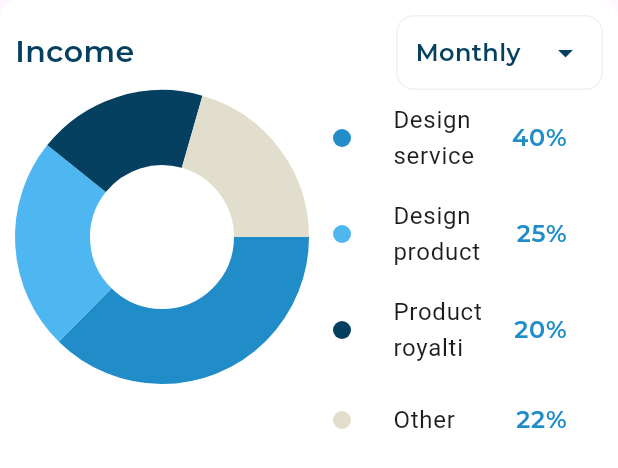
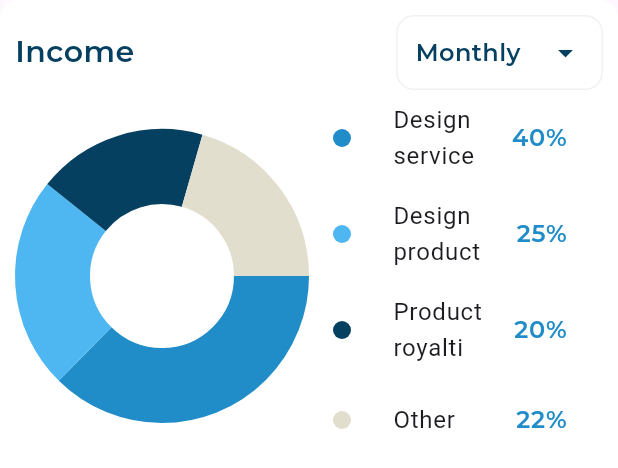
Before and after one commit to SeifRashedd/Responsive_creadit_card_app, a Flutter app: the IncomeSection widget shown alone on an empty page, opened directly, on a phone screen of 412 x 824 dp. Shown: the top 468 px of the screen. Run offline on Flutter 3.47's test engine with Material 3 defaults, Android fonts, the light colour scheme and no system bars; drawn by our look-alikes of fl_chart; our stand-ins replace expandable_page_view, flutter_svg, gap; project files that could hold a hidden picture were left out.

Commit message:
finsh tablet layout

```diff
--- a/lib/layouts/dashbord_tablet_layout.dart
+++ b/lib/layouts/dashbord_tablet_layout.dart
@@ -2,8 +2,8 @@ import 'package:flutter/cupertino.dart';
 import 'package:flutter/material.dart';
 import 'package:flutter/widgets.dart';
 import 'package:gap/gap.dart';
+import 'package:responsive_credit_card_app/layouts/dashbord_mobile_layout.dart';
 import 'package:responsive_credit_card_app/widgets/drawer_section/custom_drawer.dart';
-import 'package:responsive_credit_card_app/widgets/for_all/all_expenses_and_quick_invoice_section.dart';
 
 class DashBordTabletLayout extends StatelessWidget {
   const DashBordTabletLayout({super.key});
@@ -16,7 +16,7 @@ class DashBordTabletLayout extends StatelessWidget {
         Gap(32),
         Expanded(
           flex: 3,
-          child: AllExpensesAndQuickInvoiceSection(),
+          child: DashBordMobileLayout(),
         ),
         Gap(32),
       ],
--- a/lib/views/dashbord_view.dart
+++ b/lib/views/dashbord_view.dart
@@ -1,6 +1,7 @@
 import 'package:flutter/material.dart';
 import 'package:responsive_credit_card_app/layouts/adabtive_layout_widget.dart';
 import 'package:responsive_credit_card_app/layouts/dashbord_desktop_layout.dart';
+import 'package:responsive_credit_card_app/layouts/dashbord_mobile_layout.dart';
 import 'package:responsive_credit_card_app/layouts/dashbord_tablet_layout.dart';
 
 class DashBordView extends StatelessWidget {
@@ -11,7 +12,7 @@ class DashBordView extends StatelessWidget {
     return Scaffold(
       backgroundColor: const Color(0xffF7F9FA),
       body: AdabtiveLayout(
-        mobileLayout: (context) => const SizedBox(),
+        mobileLayout: (context) => const DashBordMobileLayout(),
         tabletLayout: (context) => const DashBordTabletLayout(),
         desktopLayout: (context) => const DashBordDesktopLayout(),
       ),
--- a/lib/widgets/income_section/income_section.dart
+++ b/lib/widgets/income_section/income_section.dart
@@ -15,9 +15,8 @@ class IncomeSection extends StatelessWidget {
         child: Column(
       children: [
         InComeSectionHeader(),
-        Expanded(
-          child: Row(
-            crossAxisAlignment: CrossAxisAlignment.start,
+        Row(
+          crossAxisAlignment: CrossAxisAlignment.center,
           children: [
             Expanded(
               child: InComeChart(),
@@ -27,7 +26,6 @@ class IncomeSection extends StatelessWidget {
             ),
           ],
         ),
-        ),
       ],
     ));
   }
```
Also changed, not shown: lib/layouts/dashbord_mobile_layout.dart (added, +26 -0 lines). Lines whose indentation alone changed are shown as unchanged.
